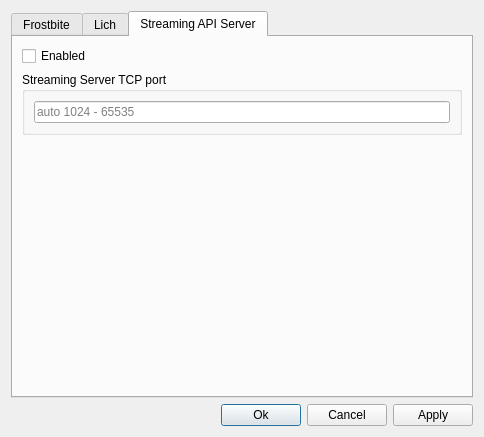
Before: the Qt Designer form gui/scriptsettingsdialog.ui in matoom/frostbite, drawn with Qt 5.
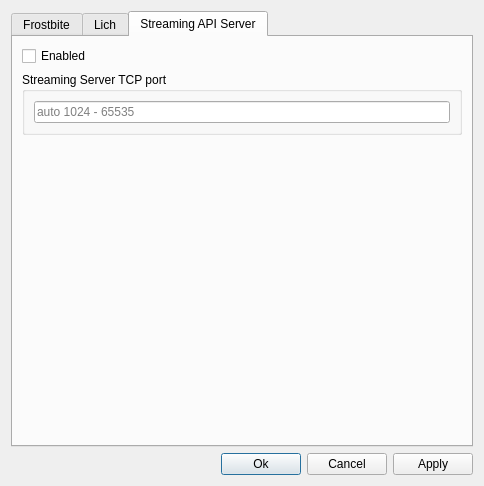
After: the same form once the commit is applied. The open tabs and pages were chosen to show the change. Icons and pictures are not drawn.

```diff
--- a/gui/scriptsettingsdialog.ui
+++ b/gui/scriptsettingsdialog.ui
@@ -7,7 +7,7 @@
     <x>0</x>
     <y>0</y>
     <width>484</width>
-    <height>410</height>
+    <height>486</height>
    </rect>
   </property>
   <property name="windowTitle">
@@ -331,7 +331,7 @@
            </widget>
          </item>
        <item>
-        <spacer name="verticalSpacer">
+        <spacer name="verticalSpacer_4">
          <property name="orientation">
           <enum>Qt::Vertical</enum>
          </property>
@@ -342,7 +342,7 @@
           </size>
          </property>
         </spacer>
-       </item>         
+       </item>
        </layout>
      </widget>
     </widget>
```
Left out of the diff: 4 changed lines with no effect on the pictures. Lines whose indentation alone changed are shown as unchanged.
